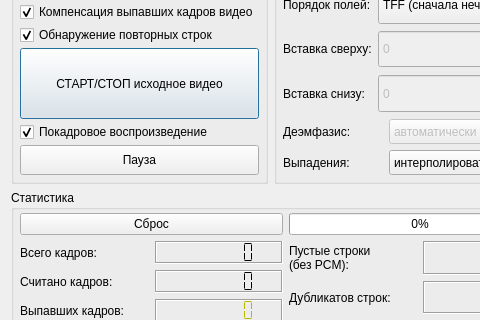
First picture: the form in mainwindow.ui, repository Fagear/SDVPCMdecoder, before the edit; both pictures show x 0 to 480 and y 156 to 476 of the 1108 by 680 pixel window.
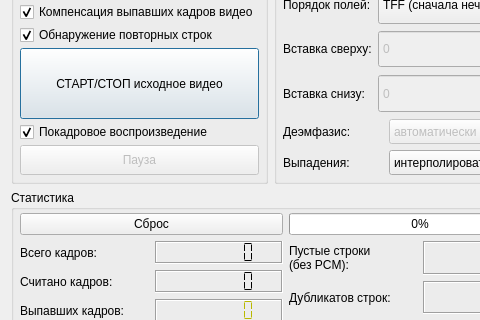
Second picture: the form after the edit. Icons and pictures are not drawn.

```diff
--- a/mainwindow.ui
+++ b/mainwindow.ui
@@ -355,6 +355,9 @@
          </item>
          <item>
           <widget class="QPushButton" name="btnPause">
+           <property name="enabled">
+            <bool>false</bool>
+           </property>
            <property name="sizePolicy">
             <sizepolicy hsizetype="Minimum" vsizetype="Maximum">
              <horstretch>0</horstretch>
@@ -380,7 +383,7 @@
             <string>Пауза</string>
            </property>
            <property name="checkable">
-            <bool>true</bool>
+            <bool>false</bool>
            </property>
           </widget>
          </item>
```
Left out of the diff: 28 changed lines with no effect on the pictures.
